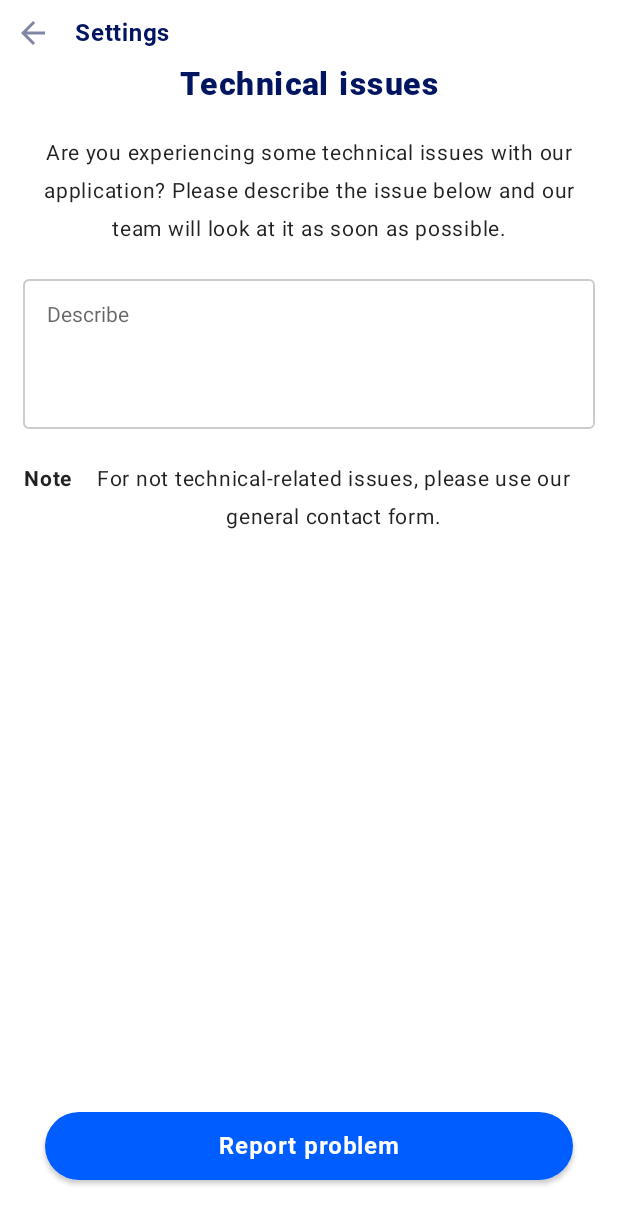
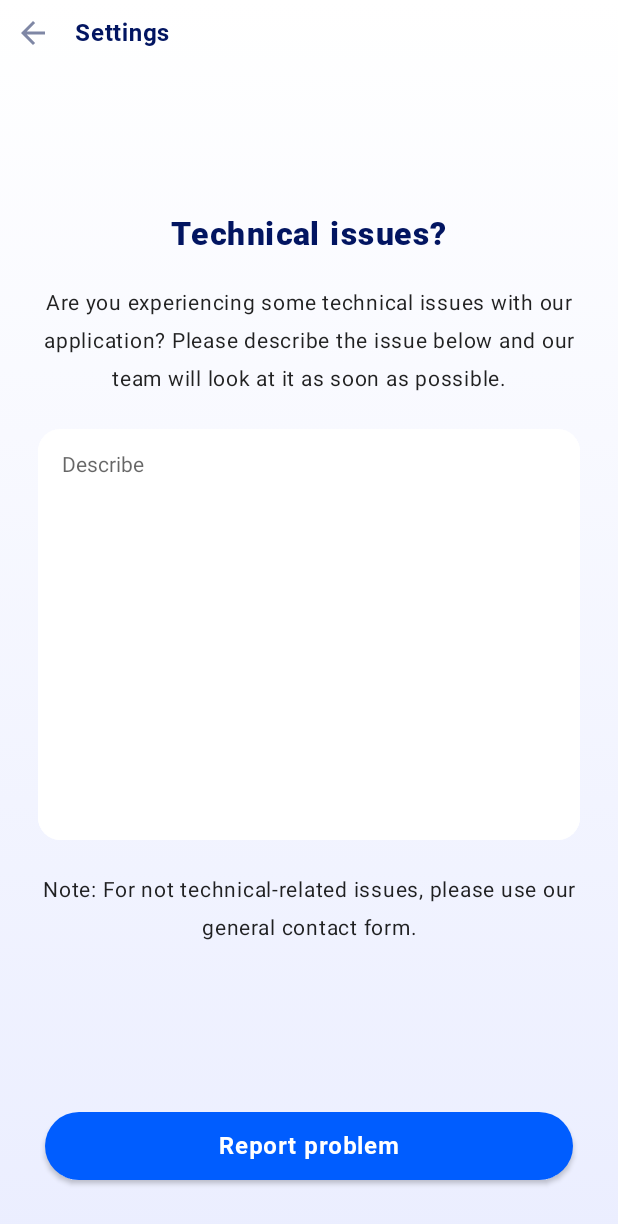
Before and after one commit to RemonImpel/IPDemo, an Android app built with Jetpack Compose: the ReportProblemScreen screen opened through its navigation route, on a phone screen of 412 x 824 dp. Shown: the top 1224 px of the screen. Run offline under Robolectric (Android 15) with nearby library versions, the phone set to English and light mode, and no system bars.

Commit message:
report page UI fixe

```diff
--- a/app/src/main/java/com/example/ipdemo/Navigations/AppNavigations.kt
+++ b/app/src/main/java/com/example/ipdemo/Navigations/AppNavigations.kt
@@ -32,7 +32,7 @@ fun IPApp(
     Scaffold() { innerpadding ->
         NavHost(
             navController = navController,
-            startDestination = Screens.FAQ.name,
+            startDestination = Screens.SETTINGS.name,
             modifier = Modifier.padding(innerpadding)
         ) {
 
@@ -100,7 +100,7 @@ fun IPApp(
             composable(route = Screens.REPORTSUCCESSSCREEN.name) {
 
                 ReportSuccessScreen(
-                    onBack = { navController.navigateUp() },navController
+                    onBack = { navController.navigateUp() },
                 )
 
             }
--- a/app/src/main/java/com/example/ipdemo/Screen/ReportProblemScreen.kt
+++ b/app/src/main/java/com/example/ipdemo/Screen/ReportProblemScreen.kt
@@ -1,6 +1,7 @@
 package com.example.ipdemo.Screen
 
 import android.widget.Toast
+import androidx.compose.foundation.background
 import androidx.compose.foundation.layout.*
 import androidx.compose.foundation.shape.RoundedCornerShape
 import androidx.compose.material.*
@@ -9,6 +10,7 @@ import androidx.compose.runtime.mutableStateOf
 import androidx.compose.runtime.*
 import androidx.compose.ui.Alignment
 import androidx.compose.ui.Modifier
+import androidx.compose.ui.graphics.Brush
 import androidx.compose.ui.graphics.Color
 import androidx.compose.ui.platform.LocalContext
 import androidx.compose.ui.res.colorResource
@@ -23,9 +25,11 @@ import androidx.navigation.NavHostController
 import com.example.ipdemo.Navigations.Screens
 import com.example.ipdemo.R
 import com.example.ipdemo.Utils.Constants
+import com.example.ipdemo.Utils.ScreenSize
 import com.example.ipdemo.ui.theme.Components.AppToolbarCompose
 import com.example.ipdemo.ui.theme.blueButton
 import com.example.ipdemo.ui.theme.darkButtonTextStyle
+import com.example.ipdemo.ui.theme.lightPurple
 
 @Composable
 fun ReportProblemScreen(onBack: () -> Unit, navController: NavHostController) {
@@ -35,25 +39,22 @@ fun ReportProblemScreen(onBack: () -> Unit, navController: NavHostController) {
         mutableStateOf("")
     }
 
-    Scaffold(floatingActionButton = {
+    Scaffold(
+        floatingActionButton = {
             Button(modifier = Modifier
                 .fillMaxWidth()
                 .padding(start = 30.dp, end = 30.dp, bottom = 20.dp),
                 shape = RoundedCornerShape(50.dp),
                 colors = ButtonDefaults.buttonColors(blueButton),
                 onClick = {
+
                     navController.navigate(Screens.REPORTSUCCESSSCREEN.name){
-                    popUpTo(Screens.SETTINGS.name){
-                        inclusive = true
+                        navController.popBackStack(
+                            Screens.SETTINGS.name,
+                            inclusive = false,
+                            saveState = false
+                        )
                     }
-                }
-
-//                if (issue.isNotEmpty()) {
-//                    //Toast.makeText(context, issue, Toast.LENGTH_SHORT).show()
-//                    navController.navigate(Screens.REPORTSUCCESSSCREEN.name)
-//                } else {
-//                    Toast.makeText(context, "nothing to report", Toast.LENGTH_SHORT).show()
-//                }
                 }) {
 
                 Text(
@@ -63,8 +64,20 @@ fun ReportProblemScreen(onBack: () -> Unit, navController: NavHostController) {
                 )
 
             }
-    }, floatingActionButtonPosition = FabPosition.Center) {
-        Column(modifier = Modifier.fillMaxSize()) {
+        }, floatingActionButtonPosition = FabPosition.Center
+    ) {
+        Column(
+            modifier = Modifier
+                .fillMaxSize()
+                .background(
+                    brush = Brush.verticalGradient(
+                        colors = listOf(
+                            Color.White,
+                            lightPurple
+                        )
+                    )
+                )
+        ) {
             AppToolbarCompose(
                 title = Constants.setting.capitalize(), onBackClick = onBack
             )
@@ -73,12 +86,12 @@ fun ReportProblemScreen(onBack: () -> Unit, navController: NavHostController) {
                 Column(
                     modifier = Modifier
                         .fillMaxSize()
-                        .padding(start = 15.dp, end = 15.dp),
+                        .padding(start = 25.dp, end = 25.dp, top = 100.dp),
                     horizontalAlignment = Alignment.CenterHorizontally,
                     //verticalArrangement = Arrangement.Center
                 ) {
                     Text(
-                        text = Constants.technical_issues.capitalize(), style = TextStyle(
+                        text = Constants.technical_issues.capitalize() + "?", style = TextStyle(
                             letterSpacing = 1.sp,
                             color = colorResource(id = R.color.default_text_color),
                             fontSize = 21.sp,
@@ -101,10 +114,11 @@ fun ReportProblemScreen(onBack: () -> Unit, navController: NavHostController) {
                     Divider(color = Color.Transparent, modifier = Modifier.height(25.dp))
 
                     OutlinedTextField(
+                        shape = RoundedCornerShape(15.dp),
                         colors = TextFieldDefaults.textFieldColors(
-                            backgroundColor = Color.Transparent,
-                            focusedIndicatorColor = Color.LightGray,
-                            unfocusedIndicatorColor = Color.LightGray,
+                            backgroundColor = Color.White,
+                            focusedIndicatorColor = Color.White,
+                            unfocusedIndicatorColor = Color.White,
                             cursorColor = Color.Black
                         ),
                         value = issue,
@@ -117,25 +131,29 @@ fun ReportProblemScreen(onBack: () -> Unit, navController: NavHostController) {
                         },
                         modifier = Modifier
                             .fillMaxWidth()
-                            .height(100.dp)
+                            .height((ScreenSize.height() / 3).dp)
                     )
 
                     Divider(color = Color.Transparent, modifier = Modifier.height(25.dp))
 
-                    Row() {
+                    Row(
+                        modifier = Modifier.fillMaxWidth(),
+                        horizontalArrangement = Arrangement.Center
+                    ) {
+
+//                        Text(
+//                            text = Constants.note.capitalize(), style = TextStyle(
+//                                fontSize = 14.sp,
+//                                lineHeight = 25.sp,
+//                                letterSpacing = .5.sp,
+//                                textAlign = TextAlign.Center,
+//                                fontWeight = FontWeight.Bold
+//                            )
+//                        )
 
                         Text(
-                            text = Constants.note.capitalize(), style = TextStyle(
-                                fontSize = 14.sp,
-                                lineHeight = 25.sp,
-                                letterSpacing = .5.sp,
-                                textAlign = TextAlign.Center,
-                                fontWeight = FontWeight.Bold
-                            )
-                        )
-
-                        Text(
-                            text = Constants.tech_issue_note.capitalize(), style = TextStyle(
+                            text = Constants.note.capitalize() + ": " + Constants.tech_issue_note.capitalize(),
+                            style = TextStyle(
                                 fontSize = 14.sp,
                                 lineHeight = 25.sp,
                                 letterSpacing = .5.sp,
--- a/app/src/main/java/com/example/ipdemo/Screen/SettingsScreen.kt
+++ b/app/src/main/java/com/example/ipdemo/Screen/SettingsScreen.kt
@@ -11,6 +11,7 @@ import androidx.compose.runtime.*
 import androidx.compose.ui.Alignment
 import androidx.compose.ui.ExperimentalComposeUiApi
 import androidx.compose.ui.Modifier
+import androidx.compose.ui.graphics.Brush
 import androidx.compose.ui.graphics.Color
 import androidx.compose.ui.layout.ContentScale
 import androidx.compose.ui.platform.LocalContext
@@ -38,6 +39,7 @@ import com.example.ipdemo.Utils.ScreenSize
 import com.example.ipdemo.ui.theme.Components.AppToolbarCompose
 import com.example.ipdemo.ui.theme.blueButton
 import com.example.ipdemo.ui.theme.fontRoboto
+import com.example.ipdemo.ui.theme.lightPurple
 
 @SuppressLint("StateFlowValueCalledInComposition")
 @Composable
@@ -79,7 +81,15 @@ fun SettingsScreen(
     Scaffold() {
         Column(
             modifier = Modifier
-                .fillMaxWidth()
+                .fillMaxSize()
+                .background(
+                    brush = Brush.verticalGradient(
+                        colors = listOf(
+                            Color.White,
+                            lightPurple
+                        )
+                    )
+                )
 
         ) {
             AppToolbarCompose(
@@ -87,6 +97,7 @@ fun SettingsScreen(
                 onBackClick = onBack
             )
 
+           // instagramIcon()
 
             Column(
                 modifier = Modifier
@@ -463,7 +474,7 @@ fun notificationPermissionDialog(
                 modifier = Modifier
                     .padding(start = (ScreenSize.width() / 5).dp, end = (ScreenSize.width() / 5).dp)
                     .fillMaxWidth()
-                    //.height(dialogHeight.dp)
+                //.height(dialogHeight.dp)
 
             ) {
 
```
Also changed, not shown: app/src/main/java/com/example/ipdemo/Screen/AboutUsScreen.kt (+11 -1 lines), app/src/main/java/com/example/ipdemo/Screen/ChangeLogScreen.kt (+11 -1 lines), app/src/main/java/com/example/ipdemo/Screen/CurveScreen.kt (added, +74 -0 lines), app/src/main/java/com/example/ipdemo/Screen/FAQScreen.kt (+13 -1 lines), app/src/main/java/com/example/ipdemo/Screen/HelpContactScreen.kt (+23 -50 lines), app/src/main/java/com/example/ipdemo/Screen/LanguageScreen.kt (+11 -0 lines), app/src/main/java/com/example/ipdemo/Screen/ReportSuccessScreen.kt (+22 -9 lines), app/src/main/java/com/example/ipdemo/Screen/TermsOfUseScreen.kt (+13 -1 lines), app/src/main/res/drawable/vector_727.xml (added, +59 -0 lines), app/src/main/res/drawable/vector_728.xml (added, +19 -0 lines). Lines whose indentation alone changed are shown as unchanged.
